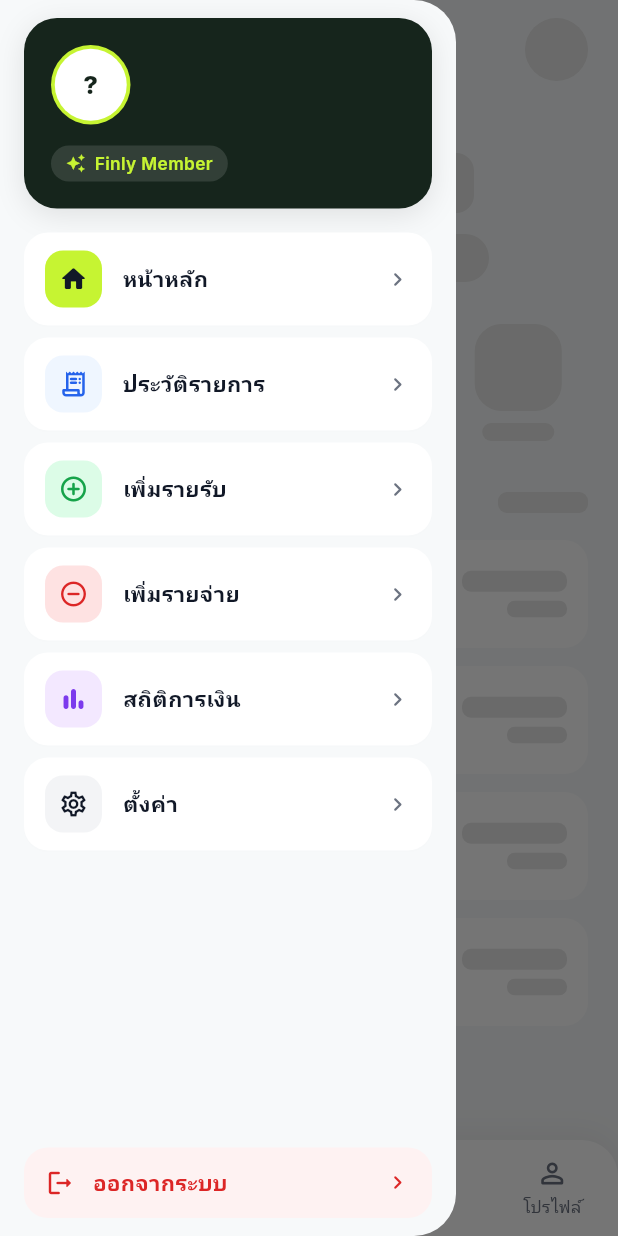
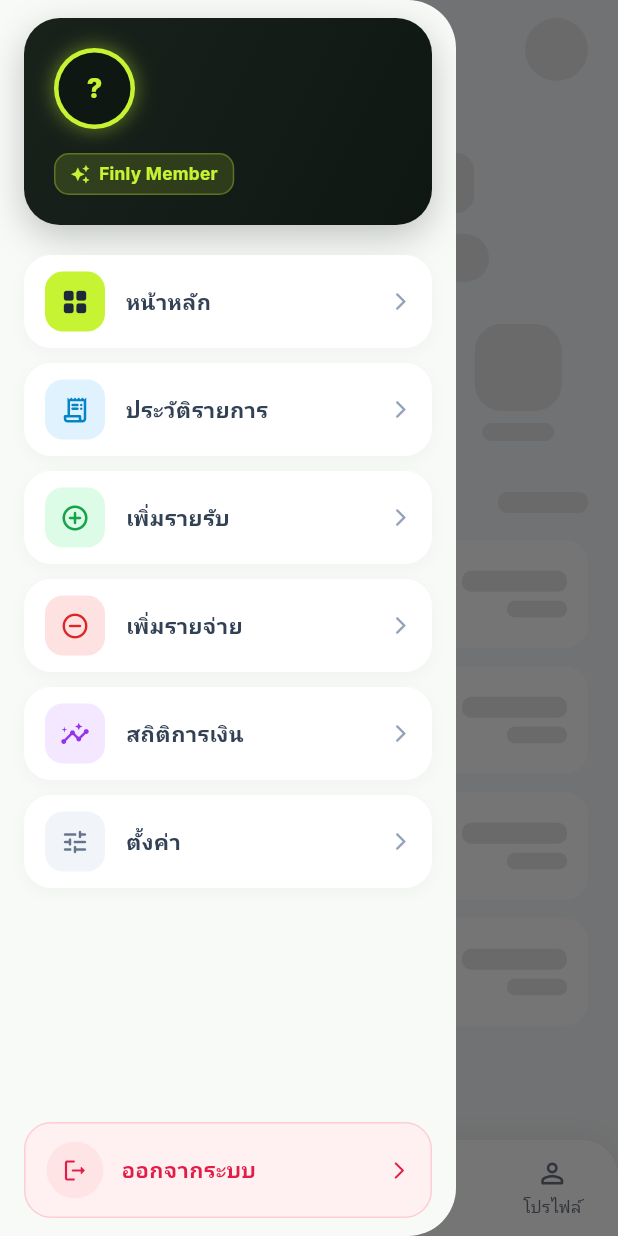
Before and after one commit to Jirasak-Thongpila/finly, a Flutter app: the HomeScreen screen opened directly, with the side drawer open, on a phone screen of 412 x 824 dp. Run offline on Flutter 3.47's test engine with Material 3 defaults, Android fonts, the light colour scheme and no system bars; our stand-ins replace flutter_secure_storage, google_fonts; accounts and stored records are empty.

Commit message:
fix app_drawer

```diff
--- a/lib/widgets/app_drawer.dart
+++ b/lib/widgets/app_drawer.dart
@@ -4,10 +4,7 @@ import '../models/user.dart';
 import '../utils/constants.dart';
 import '../utils/drawer_actions.dart';
 
-/// Redesigned AppDrawer matching the modern fintech design system:
-/// - Dark Charcoal Header with Lime Green Avatar Ring and Finly Tag.
-/// - Rounded floating menu items with colored icon badges and chevrons.
-/// - Soft red bottom logout card.
+/// Redesigned AppDrawer - Lime Accent Fintech Theme (Safe Version)
 class AppDrawer extends StatelessWidget {
   final User? user;
   final ValueChanged<DrawerAction> onNavigate;
@@ -25,71 +22,89 @@ class AppDrawer extends StatelessWidget {
   @override
   Widget build(BuildContext context) {
     return Drawer(
-      backgroundColor: AppColors.background,
+      backgroundColor: const Color(0xFFF8FAF8), // Soft Light Greenish-Gray
       elevation: 0,
       shape: const RoundedRectangleBorder(
-        borderRadius: BorderRadius.horizontal(right: Radius.circular(28)),
+        borderRadius: BorderRadius.horizontal(right: Radius.circular(32)),
       ),
       child: SafeArea(
         child: Padding(
           padding: const EdgeInsets.symmetric(horizontal: 16, vertical: 12),
           child: Column(
             children: [
-              // 1. ส่วนหัวโปรไฟล์ดีไซน์การ์ดสีเข้ม (Dark Charcoal Profile Card)
+              // 1. Profile Header with Lime Gradient Glow & Glass Badge
               _DrawerProfileHeader(user: user),
-              const SizedBox(height: 16),
+              const SizedBox(height: 20),
 
-              // 2. รายการเมนูหลัก (Modern Floating Menu Items)
+              // 2. Menu Items Container
               Expanded(
                 child: ListView(
                   physics: const BouncingScrollPhysics(),
                   children: [
                     _DrawerMenuItem(
-                      icon: Icons.home_rounded,
+                      icon: Icons.grid_view_rounded,
                       label: 'หน้าหลัก',
-                      iconBgColor: AppColors.limeAccent,
-                      iconColor: AppColors.textPrimary,
-                      onTap: () => onNavigate(DrawerAction.home),
+                      badgeColor: AppColors.limeAccent,
+                      iconColor: const Color(0xFF1E293B),
+                      onTap: () {
+                        Navigator.pop(context);
+                        onNavigate(DrawerAction.home);
+                      },
                     ),
-                    const SizedBox(height: 8),
+                    const SizedBox(height: 10),
                     _DrawerMenuItem(
                       icon: Icons.receipt_long_rounded,
                       label: 'ประวัติรายการ',
-                      iconBgColor: const Color(0xFFEFF6FF),
-                      iconColor: const Color(0xFF2563EB),
-                      onTap: () => onNavigate(DrawerAction.transactions),
+                      badgeColor: const Color(0xFFE0F2FE),
+                      iconColor: const Color(0xFF0284C7),
+                      onTap: () {
+                        Navigator.pop(context);
+                        onNavigate(DrawerAction.transactions);
+                      },
                     ),
-                    const SizedBox(height: 8),
+                    const SizedBox(height: 10),
                     _DrawerMenuItem(
                       icon: Icons.add_circle_outline_rounded,
                       label: 'เพิ่มรายรับ',
-                      iconBgColor: const Color(0xFFDCFCE7),
-                      iconColor: AppColors.income,
-                      onTap: () => onAddTransaction('income'),
+                      badgeColor: const Color(0xFFDCFCE7),
+                      iconColor: const Color(0xFF16A34A),
+                      onTap: () {
+                        Navigator.pop(context);
+                        onAddTransaction('income');
+                      },
                     ),
-                    const SizedBox(height: 8),
+                    const SizedBox(height: 10),
                     _DrawerMenuItem(
                       icon: Icons.remove_circle_outline_rounded,
                       label: 'เพิ่มรายจ่าย',
-                      iconBgColor: const Color(0xFFFEE2E2),
-                      iconColor: AppColors.expenseRed,
-                      onTap: () => onAddTransaction('expense'),
+                      badgeColor: const Color(0xFFFEE2E2),
+                      iconColor: const Color(0xFFDC2626),
+                      onTap: () {
+                        Navigator.pop(context);
+                        onAddTransaction('expense');
+                      },
                     ),
-                    const SizedBox(height: 8),
+                    const SizedBox(height: 10),
                     _DrawerMenuItem(
-                      icon: Icons.bar_chart_rounded,
+                      icon: Icons.insights_rounded,
                       label: 'สถิติการเงิน',
-                      iconBgColor: const Color(0xFFF3E8FF),
-                      iconColor: AppColors.purpleBadgeText,
-                      onTap: () => onNavigate(DrawerAction.statistics),
+                      badgeColor: const Color(0xFFF3E8FF),
+                      iconColor: const Color(0xFF9333EA),
+                      onTap: () {
+                        Navigator.pop(context);
+                        onNavigate(DrawerAction.statistics);
+                      },
                     ),
-                    const SizedBox(height: 8),
+                    const SizedBox(height: 10),
                     _DrawerMenuItem(
-                      icon: Icons.settings_outlined,
+                      icon: Icons.tune_rounded,
                       label: 'ตั้งค่า',
-                      iconBgColor: const Color(0xFFF3F4F6),
-                      iconColor: AppColors.textPrimary,
-                      onTap: () => onNavigate(DrawerAction.settings),
+                      badgeColor: const Color(0xFFF1F5F9),
+                      iconColor: const Color(0xFF64748B),
+                      onTap: () {
+                        Navigator.pop(context);
+                        onNavigate(DrawerAction.settings);
+                      },
                     ),
                   ],
                 ),
@@ -97,7 +112,7 @@ class AppDrawer extends StatelessWidget {
 
               const SizedBox(height: 12),
 
-              // 3. ปุ่มออกจากระบบดีไซน์การ์ดสีแดงอ่อน (Logout Button)
+              // 3. Logout Button Card
               _LogoutCard(
                 onTap: () {
                   Navigator.of(context).pop();
@@ -113,7 +128,7 @@ class AppDrawer extends StatelessWidget {
 }
 
 // ============================================================================
-// PROFILE HEADER: การ์ดสีเข้ม + อวตารขอบสีเขียว Lime + ป้าย Finly
+// PROFILE HEADER: การ์ดโปรไฟล์พื้นหลังเข้ม ตัดกับวงแหวน Lime Green
 // ============================================================================
 class _DrawerProfileHeader extends StatelessWidget {
   final User? user;
@@ -128,15 +143,19 @@ class _DrawerProfileHeader extends StatelessWidget {
 
     return Container(
       width: double.infinity,
-      padding: const EdgeInsets.all(18),
+      padding: const EdgeInsets.all(20),
       decoration: BoxDecoration(
-        color: const Color(0xFF16251C), // Deep Charcoal Dark
-        borderRadius: BorderRadius.circular(22),
+        gradient: const LinearGradient(
+          colors: [Color(0xFF18221B), Color(0xFF0F1713)],
+          begin: Alignment.topLeft,
+          end: Alignment.bottomRight,
+        ),
+        borderRadius: BorderRadius.circular(24),
         boxShadow: [
           BoxShadow(
-            color: Colors.black.withValues(alpha: 0.1),
-            blurRadius: 16,
-            offset: const Offset(0, 4),
+            color: const Color(0xFF18221B).withValues(alpha: 0.25),
+            blurRadius: 20,
+            offset: const Offset(0, 8),
           ),
         ],
       ),
@@ -145,28 +164,35 @@ class _DrawerProfileHeader extends StatelessWidget {
         children: [
           Row(
             children: [
-              // Avatar with Lime Green Ring
+              // Avatar พร้อม Lime Glow Ring
               Container(
-                padding: const EdgeInsets.all(2.5),
-                decoration: const BoxDecoration(
+                padding: const EdgeInsets.all(3),
+                decoration: BoxDecoration(
+                  shape: BoxShape.circle,
                   color: AppColors.limeAccent,
-                  shape: BoxShape.circle,
+                  boxShadow: [
+                    BoxShadow(
+                      color: AppColors.limeAccent.withValues(alpha: 0.4),
+                      blurRadius: 10,
+                      spreadRadius: 1,
+                    ),
+                  ],
                 ),
                 child: CircleAvatar(
                   radius: 24,
-                  backgroundColor: Colors.white,
+                  backgroundColor: const Color(0xFF0F1713),
                   child: Text(
                     initials,
                     style: const TextStyle(
-                      color: Color(0xFF16251C),
+                      color: AppColors.limeAccent,
                       fontWeight: FontWeight.w800,
-                      fontSize: 17,
+                      fontSize: 18,
                       fontFamily: 'Inter',
                     ),
                   ),
                 ),
               ),
-              const SizedBox(width: 12),
+              const SizedBox(width: 14),
               Expanded(
                 child: Column(
                   crossAxisAlignment: CrossAxisAlignment.start,
@@ -177,19 +203,20 @@ class _DrawerProfileHeader extends StatelessWidget {
                       overflow: TextOverflow.ellipsis,
                       style: const TextStyle(
                         color: Colors.white,
-                        fontSize: 16,
+                        fontSize: 16.5,
                         fontWeight: FontWeight.w700,
                         fontFamily: 'Inter',
+                        letterSpacing: -0.3,
                       ),
                     ),
-                    const SizedBox(height: 2),
+                    const SizedBox(height: 3),
                     Text(
                       email,
                       maxLines: 1,
                       overflow: TextOverflow.ellipsis,
-                      style: const TextStyle(
-                        color: Colors.white70,
-                        fontSize: 12,
+                      style: TextStyle(
+                        color: Colors.white.withValues(alpha: 0.65),
+                        fontSize: 12.5,
                         fontFamily: 'Inter',
                       ),
                     ),
@@ -198,30 +225,31 @@ class _DrawerProfileHeader extends StatelessWidget {
               ),
             ],
           ),
-          const SizedBox(height: 14),
-          // Finly Member Tag Badge
+          const SizedBox(height: 16),
+          // Tag Badge สี Lime Accent
           Container(
-            padding: const EdgeInsets.symmetric(horizontal: 10, vertical: 4),
+            padding: const EdgeInsets.symmetric(horizontal: 10, vertical: 5),
             decoration: BoxDecoration(
-              color: Colors.white.withValues(alpha: 0.12),
-              borderRadius: BorderRadius.circular(12),
+              color: AppColors.limeAccent.withValues(alpha: 0.15),
+              borderRadius: BorderRadius.circular(10),
+              border: Border.all(
+                color: AppColors.limeAccent.withValues(alpha: 0.3),
+                width: 1,
+              ),
             ),
             child: const Row(
               mainAxisSize: MainAxisSize.min,
               children: [
-                Icon(
-                  Icons.auto_awesome,
-                  color: AppColors.limeAccent,
-                  size: 13,
-                ),
+                Icon(Icons.auto_awesome, color: AppColors.limeAccent, size: 13),
                 SizedBox(width: 6),
                 Text(
                   'Finly Member',
                   style: TextStyle(
                     color: AppColors.limeAccent,
                     fontSize: 11.5,
-                    fontWeight: FontWeight.w600,
+                    fontWeight: FontWeight.w700,
                     fontFamily: 'Inter',
+                    letterSpacing: 0.2,
                   ),
                 ),
               ],
@@ -234,42 +262,51 @@ class _DrawerProfileHeader extends StatelessWidget {
 }
 
 // ============================================================================
-// DRAWER MENU ITEM: การ์ดเมนูทรงมนพร้อมไอคอนและลูกศร
+// DRAWER MENU ITEM: การ์ดเมนูทรงมน
 // ============================================================================
 class _DrawerMenuItem extends StatelessWidget {
   final IconData icon;
   final String label;
-  final Color iconBgColor;
+  final Color badgeColor;
   final Color iconColor;
   final VoidCallback onTap;
 
   const _DrawerMenuItem({
     required this.icon,
     required this.label,
-    required this.iconBgColor,
+    required this.badgeColor,
     required this.iconColor,
     required this.onTap,
   });
 
   @override
   Widget build(BuildContext context) {
-    return Material(
+    return Container(
+      decoration: BoxDecoration(
         color: Colors.white,
-      borderRadius: BorderRadius.circular(16),
-      elevation: 0.5,
-      shadowColor: Colors.black.withValues(alpha: 0.04),
+        borderRadius: BorderRadius.circular(18),
+        boxShadow: [
+          BoxShadow(
+            color: Colors.black.withValues(alpha: 0.03),
+            blurRadius: 8,
+            offset: const Offset(0, 3),
+          ),
+        ],
+      ),
+      child: Material(
+        color: Colors.transparent,
         child: InkWell(
           onTap: onTap,
-        borderRadius: BorderRadius.circular(16),
+          borderRadius: BorderRadius.circular(18),
           child: Padding(
-          padding: const EdgeInsets.symmetric(horizontal: 14, vertical: 12),
+            padding: const EdgeInsets.symmetric(horizontal: 14, vertical: 11),
             child: Row(
               children: [
                 Container(
-                width: 38,
-                height: 38,
+                  width: 40,
+                  height: 40,
                   decoration: BoxDecoration(
-                  color: iconBgColor,
+                    color: badgeColor,
                     borderRadius: BorderRadius.circular(12),
                   ),
                   child: Icon(icon, color: iconColor, size: 20),
@@ -279,7 +316,7 @@ class _DrawerMenuItem extends StatelessWidget {
                   child: Text(
                     label,
                     style: const TextStyle(
-                    color: AppColors.textPrimary,
+                      color: Color(0xFF334155),
                       fontSize: 14.5,
                       fontWeight: FontWeight.w600,
                       fontFamily: 'Inter',
@@ -287,11 +324,12 @@ class _DrawerMenuItem extends StatelessWidget {
                   ),
                 ),
                 const Icon(
-                Icons.chevron_right_rounded,
-                color: AppColors.textSecondary,
-                size: 18,
+                  Icons.arrow_forward_ios_rounded,
+                  color: Color(0xFF94A3B8),
+                  size: 14,
                 ),
               ],
+            ),
           ),
         ),
       ),
@@ -300,7 +338,7 @@ class _DrawerMenuItem extends StatelessWidget {
 }
 
 // ============================================================================
-// LOGOUT CARD: การ์ดปุ่มออกจากระบบสีแดงอ่อน
+// LOGOUT CARD: การ์ดปุ่มออกจากระบบ
 // ============================================================================
 class _LogoutCard extends StatelessWidget {
   final VoidCallback onTap;
@@ -309,39 +347,53 @@ class _LogoutCard extends StatelessWidget {
 
   @override
   Widget build(BuildContext context) {
-    return Material(
-      color: const Color(0xFFFEF2F2), // Soft red background
-      borderRadius: BorderRadius.circular(16),
+    return Container(
+      decoration: BoxDecoration(
+        color: const Color(0xFFFFF1F2),
+        borderRadius: BorderRadius.circular(18),
+        border: Border.all(color: const Color(0xFFFECDD3), width: 1),
+      ),
+      child: Material(
+        color: Colors.transparent,
         child: InkWell(
           onTap: onTap,
-        borderRadius: BorderRadius.circular(16),
-        child: const Padding(
-          padding: EdgeInsets.symmetric(horizontal: 14, vertical: 13),
+          borderRadius: BorderRadius.circular(18),
+          child: Padding(
+            padding: const EdgeInsets.symmetric(horizontal: 14, vertical: 12),
             child: Row(
               children: [
-              Icon(
+                Container(
+                  width: 38,
+                  height: 38,
+                  decoration: const BoxDecoration(
+                    color: Color(0xFFFFE4E6),
+                    shape: BoxShape.circle,
+                  ),
+                  child: const Icon(
                     Icons.logout_rounded,
-                color: AppColors.expenseRed,
-                size: 20,
+                    color: Color(0xFFE11D48),
+                    size: 18,
                   ),
-              SizedBox(width: 12),
-              Expanded(
+                ),
+                const SizedBox(width: 12),
+                const Expanded(
                   child: Text(
                     'ออกจากระบบ',
                     style: TextStyle(
-                    color: AppColors.expenseRed,
+                      color: Color(0xFFE11D48),
                       fontSize: 14.5,
                       fontWeight: FontWeight.w700,
                       fontFamily: 'Inter',
                     ),
                   ),
                 ),
-              Icon(
-                Icons.chevron_right_rounded,
-                color: AppColors.expenseRed,
-                size: 18,
+                const Icon(
+                  Icons.arrow_forward_ios_rounded,
+                  color: Color(0xFFE11D48),
+                  size: 14,
                 ),
               ],
+            ),
           ),
         ),
       ),
```
Lines whose indentation alone changed are shown as unchanged.
